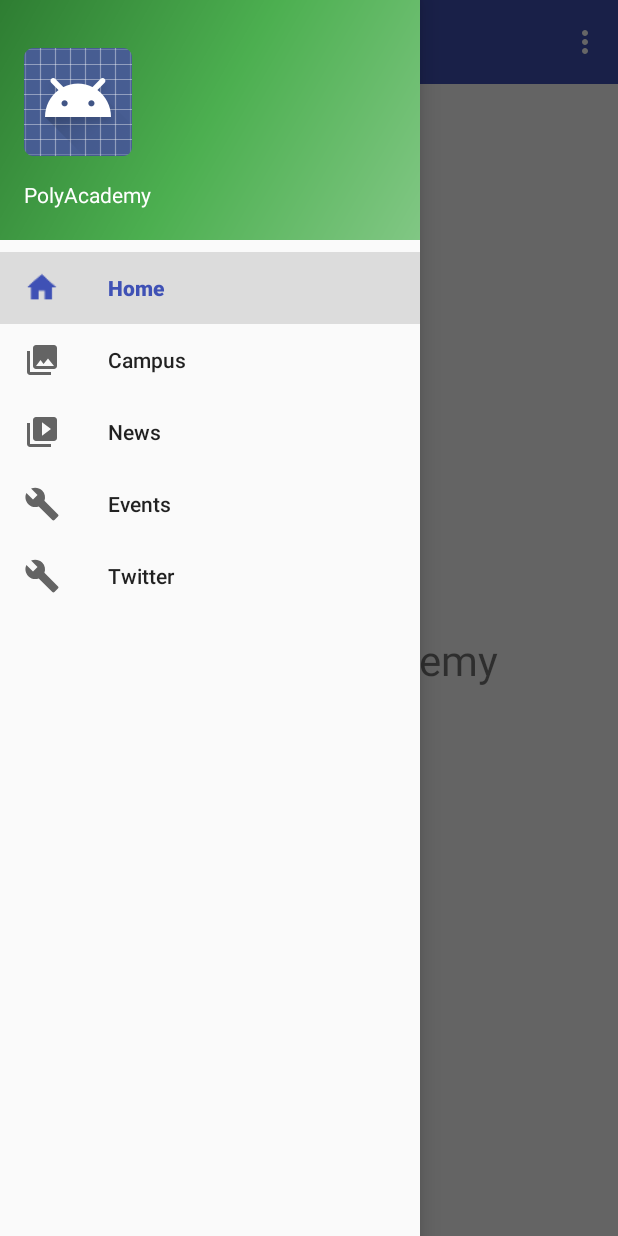
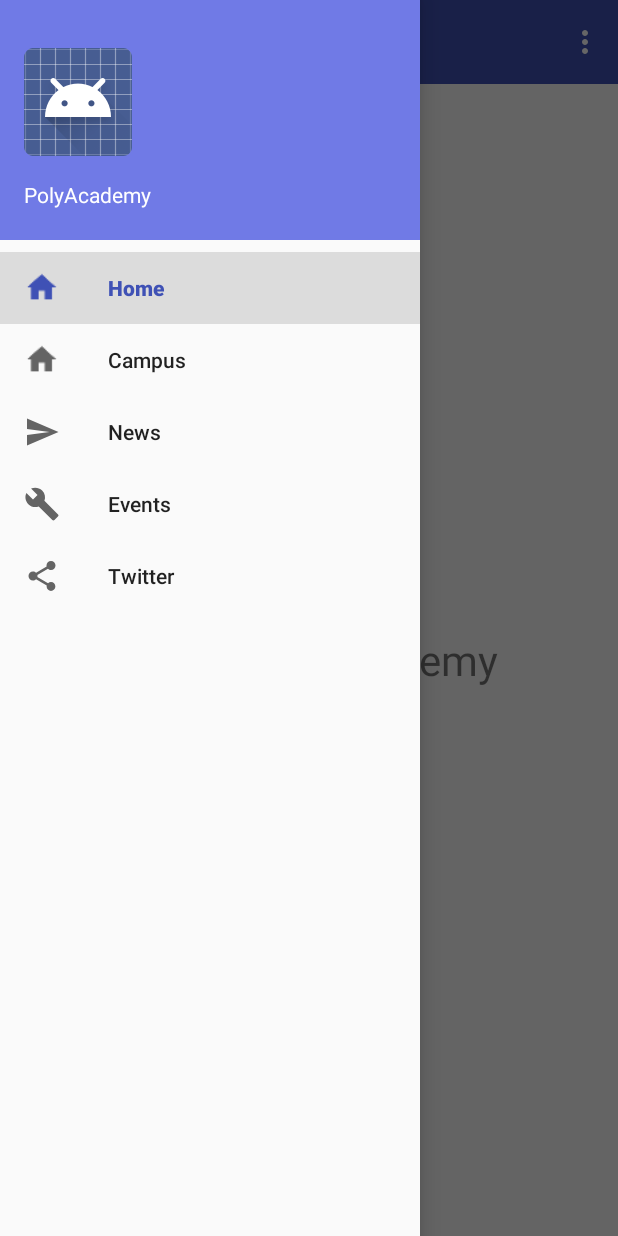
Before and after one commit to I-am-Gabi/PolyAcademy, an Android app: the MainActivity screen opened directly, with no data from a screen before it, with the side drawer open, on a phone screen of 412 x 824 dp. Run offline under Robolectric (Android 15) with nearby library versions, the phone set to English and light mode, and no system bars; libraries missing offline, so code that uses them is left out: com.twitter.sdk, io.fabric.sdk; 2 statements that could not run were skipped.

Commit message:
clean code and fix template #5

```diff
--- a/app/src/main/res/layout/nav_header_main.xml
+++ b/app/src/main/res/layout/nav_header_main.xml
@@ -2,7 +2,7 @@
 <LinearLayout xmlns:android="http://schemas.android.com/apk/res/android"
     android:layout_width="match_parent"
     android:layout_height="@dimen/nav_header_height"
-    android:background="@drawable/side_nav_bar"
+    android:background="#707ae6"
     android:gravity="bottom"
     android:orientation="vertical"
     android:paddingBottom="@dimen/activity_vertical_margin"
--- a/app/src/main/res/menu/activity_main_drawer.xml
+++ b/app/src/main/res/menu/activity_main_drawer.xml
@@ -8,11 +8,11 @@
             android:title="@string/nav_home" />
         <item
             android:id="@+id/nav_campus"
-            android:icon="@drawable/ic_menu_gallery"
+            android:icon="@drawable/ic_home"
             android:title="@string/nav_campus" />
         <item
             android:id="@+id/nav_news"
-            android:icon="@drawable/ic_menu_slideshow"
+            android:icon="@drawable/ic_menu_send"
             android:title="@string/nav_news" />
         <item
             android:id="@+id/nav_events"
@@ -20,7 +20,7 @@
             android:title="@string/nav_events" />
         <item
             android:id="@+id/nav_twitter"
-            android:icon="@drawable/ic_menu_manage"
+            android:icon="@drawable/ic_menu_share"
             android:title="@string/nav_twitter" />
     </group>
 </menu>
--- a/app/src/main/res/values/strings.xml
+++ b/app/src/main/res/values/strings.xml
@@ -16,7 +16,7 @@
     <string name="hello_home">Home PolyAcademy</string>
     <string name="database_events_path">/data/data/polytech.unice.fr.polynews/databases/</string>
     <string name="searching">searching tweets</string>
-    <string name="user_twitter">polytechnice</string>
+    <string name="user_twitter">_gabiCavalcante</string>
     <string name="error_twitter">Error twitter</string>
     <string name="title_activity_twitter_feed">TwitterFeedActivity</string>
 </resources>
```
Also changed, not shown: app/src/main/java/polytech/unice/fr/polynews/fragment/TweetsFragment.java (+41 -1 lines), app/src/main/res/layout/list_item_tweet.xml (+25 -12 lines), app/src/main/res/drawable/android_dev_header.png (added), app/src/main/res/drawable/logo.png (added).
